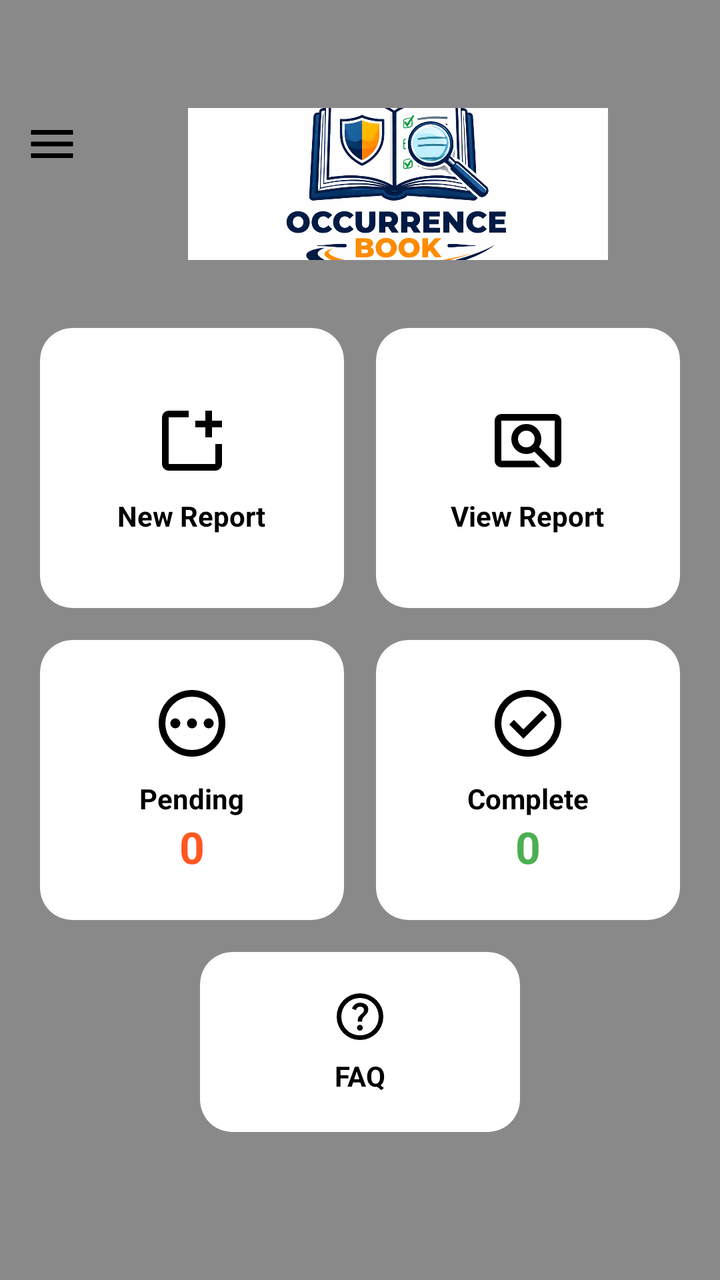
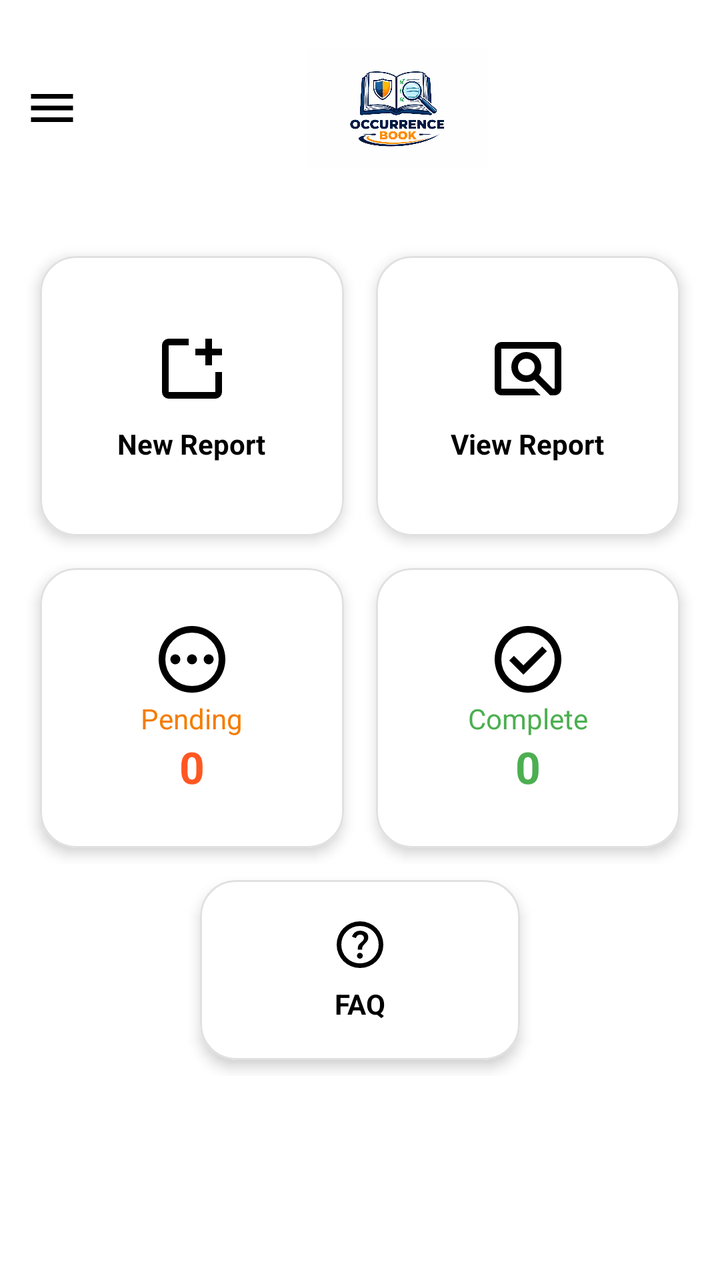

Screens rendered from an Android XML layout before and after an edit, with the pre-edit source and the edit as a unified diff.
<!-- AndroidManifest.xml: application theme Theme.App -->
<!-- res/layout/activity_om.xml -->
<?xml version="1.0" encoding="utf-8"?>
<LinearLayout xmlns:android="http://schemas.android.com/apk/res/android"
    xmlns:app="http://schemas.android.com/apk/res-auto"
    android:id="@+id/main"
    android:layout_width="match_parent"
    android:layout_height="match_parent"
    android:orientation="vertical"
    android:background="#898989">

    
    <LinearLayout
        android:layout_width="match_parent"
        android:layout_height="wrap_content"
        android:orientation="horizontal"
        android:padding="12dp"
        android:gravity="center_vertical">

        <ImageView
            android:id="@+id/menuline"
            android:layout_width="28dp"
            android:layout_height="28dp"
            android:layout_marginEnd="10dp"
            android:src="@drawable/bic_menu"
            android:contentDescription="Menu"
            app:tint="@android:color/black"/>

        <include layout="@layout/activity_header_logo"/>

    </LinearLayout>

    
    <ScrollView
        android:layout_width="match_parent"
        android:layout_height="0dp"
        android:layout_weight="1">

        <LinearLayout
            android:layout_width="match_parent"
            android:layout_height="wrap_content"
            android:orientation="vertical"
            android:padding="12dp">

            
            <LinearLayout
                android:layout_width="match_parent"
                android:layout_height="wrap_content"
                android:orientation="horizontal">

                
                <com.google.android.material.card.MaterialCardView
                    android:layout_width="0dp"
                    android:layout_height="140dp"
                    android:layout_weight="1"
                    android:layout_margin="8dp"
                    app:cardCornerRadius="16dp"
                    app:cardElevation="0dp"
                    app:strokeWidth="0dp"
                    app:cardBackgroundColor="#FFFFFF">

                    <LinearLayout
                        android:layout_width="match_parent"
                        android:layout_height="match_parent"
                        android:gravity="center"
                        android:orientation="vertical">

                        <ImageView
                            android:id="@+id/newMenu"
                            android:layout_width="40dp"
                            android:layout_height="40dp"
                            android:src="@drawable/ic_new"
                            android:contentDescription="New Report"/>

                        <TextView
                            android:layout_width="wrap_content"
                            android:layout_height="wrap_content"
                            android:text="New Report"
                            android:textStyle="bold"
                            android:textColor="#000000"
                            android:layout_marginTop="8dp"/>
                    </LinearLayout>

                </com.google.android.material.card.MaterialCardView>

                
                <com.google.android.material.card.MaterialCardView
                    android:layout_width="0dp"
                    android:layout_height="140dp"
                    android:layout_weight="1"
                    android:layout_margin="8dp"
                    app:cardCornerRadius="16dp"
                    app:cardElevation="0dp"
                    app:strokeWidth="0dp"
                    app:cardBackgroundColor="#FFFFFF">

                    <LinearLayout
                        android:layout_width="match_parent"
                        android:layout_height="match_parent"
                        android:gravity="center"
                        android:orientation="vertical">

                        <ImageView
                            android:id="@+id/viewReport"
                            android:layout_width="40dp"
                            android:layout_height="40dp"
                            android:src="@drawable/ic_view"
                            android:contentDescription="View Report"/>

                        <TextView
                            android:layout_width="wrap_content"
                            android:layout_height="wrap_content"
                            android:text="View Report"
                            android:textStyle="bold"
                            android:textColor="#000000"
                            android:layout_marginTop="8dp"/>
                    </LinearLayout>

                </com.google.android.material.card.MaterialCardView>

            </LinearLayout>

            
            <LinearLayout
                android:layout_width="match_parent"
                android:layout_height="wrap_content"
                android:orientation="horizontal">

                
                <com.google.android.material.card.MaterialCardView
                    android:layout_width="0dp"
                    android:layout_height="140dp"
                    android:layout_weight="1"
                    android:layout_margin="8dp"
                    app:cardCornerRadius="16dp"
                    app:cardElevation="0dp"
                    app:strokeWidth="0dp"
                    app:cardBackgroundColor="#FFFFFF">

                    <LinearLayout
                        android:layout_width="match_parent"
                        android:layout_height="match_parent"
                        android:gravity="center"
                        android:orientation="vertical">

                        <ImageView
                            android:id="@+id/pendingReport"
                            android:layout_width="40dp"
                            android:layout_height="40dp"
                            android:src="@drawable/ic_pending"
                            android:contentDescription="Pending"/>

                        <TextView
                            android:layout_width="wrap_content"
                            android:layout_height="wrap_content"
                            android:text="Pending"
                            android:textStyle="bold"
                            android:textColor="#000000"
                            android:layout_marginTop="8dp"/>

                        <TextView
                            android:id="@+id/txtPendingCount"
                            android:layout_width="wrap_content"
                            android:layout_height="wrap_content"
                            android:text="0"
                            android:textSize="22sp"
                            android:textStyle="bold"
                            android:textColor="#FF5722"/>
                    </LinearLayout>

                </com.google.android.material.card.MaterialCardView>

                
                <com.google.android.material.card.MaterialCardView
                    android:layout_width="0dp"
                    android:layout_height="140dp"
                    android:layout_weight="1"
                    android:layout_margin="8dp"
                    app:cardCornerRadius="16dp"
                    app:cardElevation="0dp"
                    app:strokeWidth="0dp"
                    app:cardBackgroundColor="#FFFFFF">

                    <LinearLayout
                        android:layout_width="match_parent"
                        android:layout_height="match_parent"
                        android:gravity="center"
                        android:orientation="vertical">

                        <ImageView
                            android:id="@+id/completeReport"
                            android:layout_width="40dp"
                            android:layout_height="40dp"
                            android:src="@drawable/ic_comp"
                            android:contentDescription="Complete"/>

                        <TextView
                            android:layout_width="wrap_content"
                            android:layout_height="wrap_content"
                            android:text="Complete"
                            android:textStyle="bold"
                            android:textColor="#000000"
                            android:layout_marginTop="8dp"/>

                        <TextView
                            android:id="@+id/txtCompleteCount"
                            android:layout_width="wrap_content"
                            android:layout_height="wrap_content"
                            android:text="0"
                            android:textSize="22sp"
                            android:textStyle="bold"
                            android:textColor="#4CAF50"/>
                    </LinearLayout>

                </com.google.android.material.card.MaterialCardView>

            </LinearLayout>

            
            <LinearLayout
                android:layout_width="match_parent"
                android:layout_height="wrap_content"
                android:gravity="center"
                android:orientation="horizontal">

                <com.google.android.material.card.MaterialCardView
                    android:layout_width="160dp"
                    android:layout_height="90dp"
                    android:layout_margin="8dp"
                    app:cardCornerRadius="16dp"
                    app:cardElevation="0dp"
                    app:strokeWidth="0dp"
                    app:cardBackgroundColor="#FFFFFF">

                    <LinearLayout
                        android:layout_width="match_parent"
                        android:layout_height="match_parent"
                        android:gravity="center"
                        android:orientation="vertical">

                        <ImageView
                            android:id="@+id/faqCard"
                            android:layout_width="28dp"
                            android:layout_height="28dp"
                            android:src="@drawable/ic_faq"
                            android:contentDescription="FAQ"/>

                        <TextView
                            android:layout_width="wrap_content"
                            android:layout_height="wrap_content"
                            android:text="FAQ"
                            android:textStyle="bold"
                            android:textColor="#000000"
                            android:layout_marginTop="6dp"/>
                    </LinearLayout>

                </com.google.android.material.card.MaterialCardView>

            </LinearLayout>

        </LinearLayout>

    </ScrollView>

</LinearLayout>
<!-- res/layout/activity_header_logo.xml (included above) -->
<?xml version="1.0" encoding="utf-8"?>
<LinearLayout xmlns:android="http://schemas.android.com/apk/res/android"
    android:layout_width="match_parent"
    android:layout_height="100dp"
    android:orientation="horizontal"
    android:gravity="center_vertical"
    android:layout_marginTop="20dp"
    android:padding="12dp">


    <ImageView
        android:layout_width="0dp"
        android:layout_height="140dp"
        android:layout_weight="1"
        android:src="@drawable/logo_ob"
        android:scaleType="fitCenter"
        android:contentDescription="Logo"/>
</LinearLayout>
<!-- resources referenced by this layout -->
<resources>
  <!-- drawable bic_menu (drawable) -->
  <vector xmlns:android="http://schemas.android.com/apk/res/android" android:height="24dp" android:tint="#000000" android:viewportHeight="24" android:viewportWidth="24" android:width="24dp">
        
      <path android:fillColor="@android:color/white" android:pathData="M3,18h18v-2L3,16v2zM3,13h18v-2L3,11v2zM3,6v2h18L21,6L3,6z"/>
      
  </vector>
  <!-- drawable ic_comp (drawable) -->
  <vector xmlns:android="http://schemas.android.com/apk/res/android" android:height="24dp" android:tint="#000000" android:viewportHeight="960" android:viewportWidth="960" android:width="24dp">
        
      <path android:fillColor="@android:color/white" android:pathData="M424,664L706,382L650,326L424,552L310,438L254,494L424,664ZM480,880Q397,880 324,848.5Q251,817 197,763Q143,709 111.5,636Q80,563 80,480Q80,397 111.5,324Q143,251 197,197Q251,143 324,111.5Q397,80 480,80Q563,80 636,111.5Q709,143 763,197Q817,251 848.5,324Q880,397 880,480Q880,563 848.5,636Q817,709 763,763Q709,817 636,848.5Q563,880 480,880ZM480,800Q614,800 707,707Q800,614 800,480Q800,346 707,253Q614,160 480,160Q346,160 253,253Q160,346 160,480Q160,614 253,707Q346,800 480,800ZM480,480Q480,480 480,480Q480,480 480,480Q480,480 480,480Q480,480 480,480Q480,480 480,480Q480,480 480,480Q480,480 480,480Q480,480 480,480Z"/>
      
  </vector>
  <!-- drawable ic_new (drawable) -->
  <vector xmlns:android="http://schemas.android.com/apk/res/android" android:height="24dp" android:tint="#000000" android:viewportHeight="960" android:viewportWidth="960" android:width="24dp">
        
      <path android:fillColor="@android:color/white" android:pathData="M200,840Q167,840 143.5,816.5Q120,793 120,760L120,200Q120,167 143.5,143.5Q167,120 200,120L440,120L440,200L200,200Q200,200 200,200Q200,200 200,200L200,760Q200,760 200,760Q200,760 200,760L760,760Q760,760 760,760Q760,760 760,760L760,520L840,520L840,760Q840,793 816.5,816.5Q793,840 760,840L200,840ZM640,440L640,320L520,320L520,240L640,240L640,120L720,120L720,240L840,240L840,320L720,320L720,440L640,440Z"/>
      
  </vector>
  <!-- drawable ic_view (drawable) -->
  <vector xmlns:android="http://schemas.android.com/apk/res/android" android:height="24dp" android:tint="#000000" android:viewportHeight="960" android:viewportWidth="960" android:width="24dp">
        
      <path android:fillColor="@android:color/white" android:pathData="M630,800L160,800Q127,800 103.5,776.5Q80,753 80,720L80,240Q80,207 103.5,183.5Q127,160 160,160L800,160Q833,160 856.5,183.5Q880,207 880,240L880,720Q880,753 856.5,776.5Q833,800 800,800L744,800L556,612Q535,626 510.5,633Q486,640 460,640Q385,640 332.5,587.5Q280,535 280,460Q280,385 332.5,332.5Q385,280 460,280Q535,280 587.5,332.5Q640,385 640,460Q640,487 633,511Q626,535 612,556L776,720L800,720Q800,720 800,720Q800,720 800,720L800,240Q800,240 800,240Q800,240 800,240L160,240Q160,240 160,240Q160,240 160,240L160,720Q160,720 160,720Q160,720 160,720L550,720L630,800ZM531,531Q560,502 560,460Q560,418 531,389Q502,360 460,360Q418,360 389,389Q360,418 360,460Q360,502 389,531Q418,560 460,560Q502,560 531,531ZM160,720L160,720Q160,720 160,720Q160,720 160,720L160,720L160,720Q160,720 160,720Q160,720 160,720L160,240Q160,240 160,240Q160,240 160,240L160,240Q160,240 160,240Q160,240 160,240L160,720Q160,720 160,720Q160,720 160,720L160,720Z"/>
      
  </vector>
  <style name="Theme.App" parent="Base.Theme.App" />
  <style name="Base.Theme.App" parent="Theme.Material3.DayNight.NoActionBar">
          <item name="colorPrimary">#1A73E8</item>
          <item name="android:statusBarColor">@android:color/transparent</item>
          <item name="android:navigationBarColor">@android:color/transparent</item>
  
  
      </style>
  <!-- unchanged entries left out for length: 3 -->
</resources>

<!-- the commit's change to res/layout/activity_om.xml (unified diff, before → after) -->
@@ -5,7 +5,7 @@
     android:layout_width="match_parent"
     android:layout_height="match_parent"
     android:orientation="vertical"
-    android:background="#898989">
+    android:background="#FFFFFF">
 
     
     <LinearLayout
@@ -52,9 +52,10 @@
                     android:layout_height="140dp"
                     android:layout_weight="1"
                     android:layout_margin="8dp"
-                    app:cardCornerRadius="16dp"
-                    app:cardElevation="0dp"
-                    app:strokeWidth="0dp"
+                    app:cardCornerRadius="18dp"
+                    app:cardElevation="4dp"
+                    app:strokeWidth="1dp"
+                    app:strokeColor="#E0E0E0"
                     app:cardBackgroundColor="#FFFFFF">
 
                     <LinearLayout
@@ -87,9 +88,10 @@
                     android:layout_height="140dp"
                     android:layout_weight="1"
                     android:layout_margin="8dp"
-                    app:cardCornerRadius="16dp"
-                    app:cardElevation="0dp"
-                    app:strokeWidth="0dp"
+                    app:cardCornerRadius="18dp"
+                    app:cardElevation="4dp"
+                    app:strokeWidth="1dp"
+                    app:strokeColor="#E0E0E0"
                     app:cardBackgroundColor="#FFFFFF">
 
                     <LinearLayout
@@ -130,9 +132,10 @@
                     android:layout_height="140dp"
                     android:layout_weight="1"
                     android:layout_margin="8dp"
-                    app:cardCornerRadius="16dp"
-                    app:cardElevation="0dp"
-                    app:strokeWidth="0dp"
+                    app:cardCornerRadius="18dp"
+                    app:cardElevation="4dp"
+                    app:strokeWidth="1dp"
+                    app:strokeColor="#E0E0E0"
                     app:cardBackgroundColor="#FFFFFF">
 
                     <LinearLayout
@@ -151,10 +154,8 @@
                         <TextView
                             android:layout_width="wrap_content"
                             android:layout_height="wrap_content"
-                            android:text="Pending"
-                            android:textStyle="bold"
-                            android:textColor="#000000"
-                            android:layout_marginTop="8dp"/>
+                            android:textColor="#F57C00"
+                            android:text="Pending"/>
 
                         <TextView
                             android:id="@+id/txtPendingCount"
@@ -174,9 +175,10 @@
                     android:layout_height="140dp"
                     android:layout_weight="1"
                     android:layout_margin="8dp"
-                    app:cardCornerRadius="16dp"
-                    app:cardElevation="0dp"
-                    app:strokeWidth="0dp"
+                    app:cardCornerRadius="18dp"
+                    app:cardElevation="4dp"
+                    app:strokeWidth="1dp"
+                    app:strokeColor="#E0E0E0"
                     app:cardBackgroundColor="#FFFFFF">
 
                     <LinearLayout
@@ -195,10 +197,8 @@
                         <TextView
                             android:layout_width="wrap_content"
                             android:layout_height="wrap_content"
-                            android:text="Complete"
-                            android:textStyle="bold"
-                            android:textColor="#000000"
-                            android:layout_marginTop="8dp"/>
+                            android:textColor="#4CAF50"
+                            android:text="Complete"/>
 
                         <TextView
                             android:id="@+id/txtCompleteCount"
@@ -221,13 +221,15 @@
                 android:gravity="center"
                 android:orientation="horizontal">
 
+                
                 <com.google.android.material.card.MaterialCardView
                     android:layout_width="160dp"
                     android:layout_height="90dp"
                     android:layout_margin="8dp"
-                    app:cardCornerRadius="16dp"
-                    app:cardElevation="0dp"
-                    app:strokeWidth="0dp"
+                    app:cardCornerRadius="18dp"
+                    app:cardElevation="4dp"
+                    app:strokeWidth="1dp"
+                    app:strokeColor="#E0E0E0"
                     app:cardBackgroundColor="#FFFFFF">
 
                     <LinearLayout
@@ -264,19 +266,22 @@
 <!-- res/layout/activity_header_logo.xml (included above) -->
 <?xml version="1.0" encoding="utf-8"?>
 <LinearLayout xmlns:android="http://schemas.android.com/apk/res/android"
+    xmlns:app="http://schemas.android.com/apk/res-auto"
     android:layout_width="match_parent"
-    android:layout_height="100dp"
+    android:layout_height="wrap_content"
     android:orientation="horizontal"
     android:gravity="center_vertical"
-    android:layout_marginTop="20dp"
     android:padding="12dp">
 
 
     <ImageView
         android:layout_width="0dp"
-        android:layout_height="140dp"
+        android:layout_height="60dp"
         android:layout_weight="1"
         android:src="@drawable/logo_ob"
         android:scaleType="fitCenter"
-        android:contentDescription="Logo"/>
+        android:contentDescription="Logo"
+        android:layout_marginStart="8dp"
+        android:layout_marginEnd="8dp"/>
+
 </LinearLayout>
